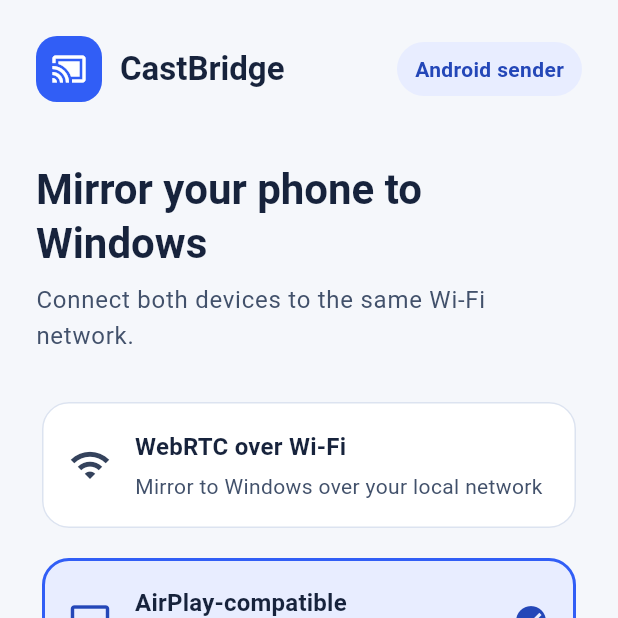
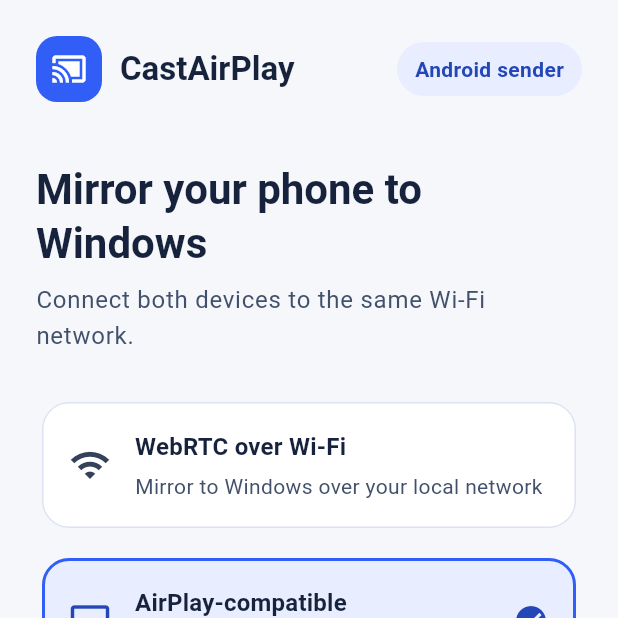
Before and after one commit to aludaidQTR/CastAirPlay, a Flutter app: the screen it shows after launch, after a tap on "AirPlay-compatible", on a phone screen of 412 x 824 dp, the top half of it. Run offline on Flutter 3.47's test engine with Material 3 defaults, Android fonts, the phone set to English and light mode, and no system bars; our stand-ins replace material_ui; missing offline and left inert: flutter_webrtc.

Commit message:
Rename app to CastAirPlay
Co-authored-by: Copilot App <223556219+Copilot@users.noreply.github.com>

```diff
--- a/lib/main.dart
+++ b/lib/main.dart
@@ -7,16 +7,16 @@ import 'package:flutter_webrtc/flutter_webrtc.dart';
 import 'mirror_service.dart';
 
 void main() {
-  runApp(const CastBridgeApp());
+  runApp(const CastAirPlayApp());
 }
 
-class CastBridgeApp extends StatelessWidget {
-  const CastBridgeApp({super.key});
+class CastAirPlayApp extends StatelessWidget {
+  const CastAirPlayApp({super.key});
 
   @override
   Widget build(BuildContext context) {
     return MaterialApp(
-      title: 'CastBridge',
+      title: 'CastAirPlay',
       theme: ThemeData(
         useMaterial3: true,
         colorScheme: ColorScheme.fromSeed(
@@ -158,7 +158,7 @@ class _CastHomePageState extends State<CastHomePage> {
         ),
         const SizedBox(width: 12),
         Text(
-          'CastBridge',
+          'CastAirPlay',
           style: Theme.of(context).textTheme.titleLarge?.copyWith(
             fontWeight: FontWeight.w700,
             color: const Color(0xFF17233C),
--- a/pubspec.yaml
+++ b/pubspec.yaml
@@ -1,5 +1,5 @@
-name: cast_bridge
-description: "A new Flutter project."
+name: cast_airplay
+description: "CastAirPlay screen mirroring app."
 # The following line prevents the package from being accidentally published to
 # pub.dev using `flutter pub publish`. This is preferred for private packages.
 publish_to: 'none' # Remove this line if you wish to publish to pub.dev
```
Also changed, not shown: 10 other files.
